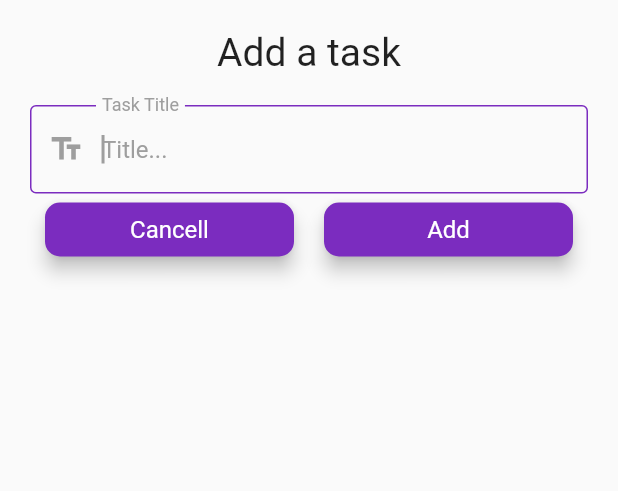
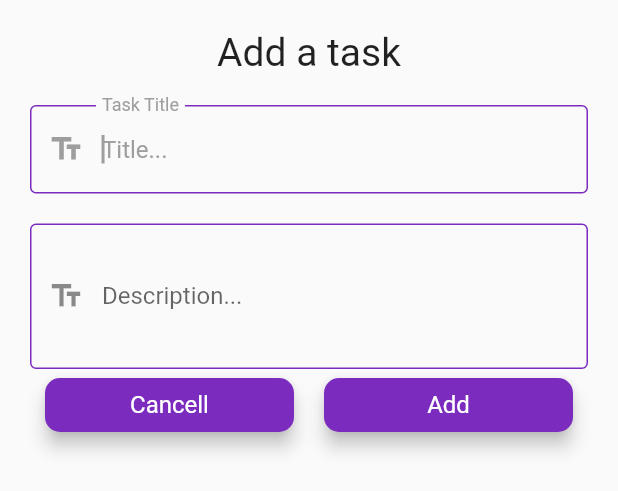
Before and after one commit to Silentcry16/todo_bloc2, a Flutter app: the AddTaskScreen widget shown alone on an empty page, opened directly, on a phone screen of 412 x 824 dp. Shown: the top 491 px of the screen. Run offline on Flutter 3.47's test engine with Material 2 defaults, Android fonts, the phone set to English and light mode, and no system bars; our stand-ins replace equatable, flutter_bloc, hydrated_bloc.

```diff
--- a/lib/blocs/switch_bloc/switch_bloc.dart
+++ b/lib/blocs/switch_bloc/switch_bloc.dart
@@ -6,10 +6,10 @@ part 'switch_state.dart';
 
 class SwitchBloc extends HydratedBloc<SwitchEvent, SwitchState> {
   SwitchBloc() : super(const SwitchInitial()) {
-    on<switchOnEvent>((event, emit) {
+    on<SwitchOnEvent>((event, emit) {
       emit(const SwitchState(switchValue: true));
     });
-    on<switchOffEvent>((event, emit) {
+    on<SwitchOffEvent>((event, emit) {
       emit(const SwitchState(switchValue: false));
     });
   }
--- a/lib/blocs/switch_bloc/switch_event.dart
+++ b/lib/blocs/switch_bloc/switch_event.dart
@@ -7,6 +7,6 @@ abstract class SwitchEvent extends Equatable {
   List<Object> get props => [];
 }
 
-class switchOnEvent extends SwitchEvent {}
+class SwitchOnEvent extends SwitchEvent {}
 
-class switchOffEvent extends SwitchEvent {}
+class SwitchOffEvent extends SwitchEvent {}
--- a/lib/blocs/task_bloc/tasks_bloc.dart
+++ b/lib/blocs/task_bloc/tasks_bloc.dart
@@ -84,7 +84,7 @@ class TasksBloc extends HydratedBloc<TasksEvent, TasksState> {
           pendingTasks: state.pendingTasks,
           completedTasks: state.completedTasks,
           favoriteTasks: state.favoriteTasks,
-          removedTasks: []),
+          removedTasks: const []),
     );
   }
 
--- a/lib/models/task.dart
+++ b/lib/models/task.dart
@@ -5,11 +5,16 @@ import 'package:equatable/equatable.dart';
 class Task extends Equatable {
   final String id;
   final String title;
+  final String description;
+  final String regDate;
   bool? isDone;
   bool? isDeleted;
+  bool? isFavorite;
   Task({
     required this.id,
     required this.title,
+    required this.description,
+    required this.regDate,
     this.isDone,
     this.isDeleted,
   }) {
@@ -20,12 +25,16 @@ class Task extends Equatable {
   Task copyWith({
     String? id,
     String? title,
+    String? description,
+    String? regDate,
     bool? isDone,
     bool? isDeleted,
   }) {
     return Task(
       id: id ?? this.id,
       title: title ?? this.title,
+      description: title ?? this.description,
+      regDate: regDate ?? this.regDate,
       isDone: isDone ?? this.isDone,
       isDeleted: isDeleted ?? this.isDeleted,
     );
@@ -35,6 +44,8 @@ class Task extends Equatable {
     return <String, dynamic>{
       'id': id,
       'title': title,
+      'description': description,
+      'regDate': regDate,
       'isDone': isDone,
       'isDeleted': isDeleted,
     };
@@ -44,11 +55,14 @@ class Task extends Equatable {
     return Task(
       id: map['id'] ?? '',
       title: map['title'] ?? '',
+      description: map['description'] ?? '',
+      regDate: map['regDate'] ?? '',
       isDone: map['isDone'],
       isDeleted: map['isDeleted'],
     );
   }
 
   @override
-  List<Object?> get props => [id, title, isDone, isDeleted];
+  List<Object?> get props =>
+      [id, title, description, regDate, isDone, isDeleted];
 }
--- a/lib/screens/task_screen.dart
+++ b/lib/screens/task_screen.dart
@@ -1,6 +1,5 @@
 import 'package:flutter/material.dart';
 import 'package:todo_bloc2/models/task.dart';
-import 'package:todo_bloc2/widgets/custom_drawer.dart';
 
 import '../blocs/bloc_exports.dart';
 import '../widgets/add_task_screen.dart';
--- a/lib/services/app_router.dart
+++ b/lib/services/app_router.dart
@@ -1,7 +1,6 @@
 import 'package:flutter/material.dart';
 import 'package:todo_bloc2/screens/home_screen.dart';
 import 'package:todo_bloc2/screens/recycle_bin_screen.dart';
-import 'package:todo_bloc2/screens/task_screen.dart';
 
 class AppRouter {
   Route? onGenerateRoute(RouteSettings routeSettings) {
--- a/lib/services/app_theme.dart
+++ b/lib/services/app_theme.dart
@@ -1,3 +1,5 @@
+// ignore_for_file: non_constant_identifier_names
+
 import 'package:flutter/material.dart';
 
 enum AppTheme { lightTheme, darkTheme }
@@ -28,8 +30,7 @@ class AppThemes {
 
       elevatedButtonTheme: ElevatedButtonThemeData(
         style: ElevatedButton.styleFrom(
-          primary: Colors.grey, // Set the button background color
-          onPrimary: Colors.white, // Set the text color
+          foregroundColor: Colors.white, backgroundColor: Colors.grey, // Set the text color
           elevation: 5, // Set the button elevation
           shape: RoundedRectangleBorder(
             borderRadius:
@@ -59,10 +60,17 @@ class AppThemes {
             color: Colors.white, // Set the color of the hint text
           ),
           prefixIconColor: Colors.grey,
-          labelStyle: TextStyle(color: Colors.white)),
+          labelStyle: const TextStyle(color: Colors.white)),
     ),
     //
     //
+    //
+    //
+    //
+    //
+    //
+    //
+
     AppTheme.lightTheme: ThemeData(
       primaryColor: Colors.white,
       brightness: Brightness.light,
@@ -83,8 +91,7 @@ class AppThemes {
       ),
       elevatedButtonTheme: ElevatedButtonThemeData(
         style: ElevatedButton.styleFrom(
-          primary: const Color(0xFF7B2CBF), // Set the button background color
-          onPrimary: Colors.white, // Set the text color
+          foregroundColor: Colors.white, backgroundColor: const Color(0xFF7B2CBF), // Set the text color
           elevation: 5, // Set the button elevation
           shape: RoundedRectangleBorder(
             borderRadius:
@@ -120,6 +127,7 @@ class AppThemes {
           unselectedItemColor: Colors.white),
       colorScheme: ColorScheme.fromSwatch(primarySwatch: Colors.grey)
           .copyWith(background: const Color(0xFFE5E5E5)),
+      // Customizing the colors for ExpansionPanelList
     ),
   };
 }
--- a/lib/widgets/add_task_screen.dart
+++ b/lib/widgets/add_task_screen.dart
@@ -1,7 +1,6 @@
 import 'package:flutter/material.dart';
 import 'package:todo_bloc2/blocs/bloc_exports.dart';
 import 'package:todo_bloc2/services/guid_gen.dart';
-
 import '../models/task.dart';
 
 class AddTaskScreen extends StatefulWidget {
@@ -15,6 +14,7 @@ class _AddTaskScreenState extends State<AddTaskScreen> {
   @override
   Widget build(BuildContext context) {
     TextEditingController titleController = TextEditingController();
+    TextEditingController descriptionController = TextEditingController();
     return Container(
       margin: const EdgeInsets.only(bottom: 10),
       padding: const EdgeInsets.all(20),
@@ -38,6 +38,21 @@ class _AddTaskScreenState extends State<AddTaskScreen> {
                     borderRadius: BorderRadius.circular(20),
                     borderSide: const BorderSide(color: Colors.black26))),
           ),
+          const SizedBox(
+            height: 20,
+          ),
+          TextField(
+            minLines: 3,
+            maxLines: 5,
+            controller: descriptionController,
+            decoration: InputDecoration(
+                // hintText: 'Description...',
+                labelText: 'Description...',
+                prefixIcon: const Icon(Icons.text_fields),
+                border: OutlineInputBorder(
+                    borderRadius: BorderRadius.circular(20),
+                    borderSide: const BorderSide(color: Colors.black26))),
+          ),
           Padding(
             padding: const EdgeInsets.symmetric(horizontal: 10),
             child: Row(
@@ -54,12 +69,14 @@ class _AddTaskScreenState extends State<AddTaskScreen> {
                     child: ElevatedButton(
                         onPressed: () {
                           var task = Task(
-                            id: GUIDGen.generate(),
-                            title: titleController.text,
-                          );
+                              id: GUIDGen.generate(),
+                              title: titleController.text,
+                              regDate: DateTime.now().toString(),
+                              description: descriptionController.text);
                           context.read<TasksBloc>().add(AddTask(task: task));
                           Navigator.of(context).pop();
                           titleController.clear();
+                          descriptionController.clear();
                         },
                         child: const Text('Add'))),
               ],
--- a/lib/widgets/custom_drawer.dart
+++ b/lib/widgets/custom_drawer.dart
@@ -1,7 +1,6 @@
 import 'package:flutter/material.dart';
 import 'package:todo_bloc2/screens/home_screen.dart';
 import 'package:todo_bloc2/screens/recycle_bin_screen.dart';
-import 'package:todo_bloc2/screens/task_screen.dart';
 
 import '../blocs/bloc_exports.dart';
 
@@ -41,10 +40,10 @@ class CustomDrawer extends StatelessWidget {
                             newValue
                                 ? context
                                     .read<SwitchBloc>()
-                                    .add(switchOnEvent())
+                                    .add(SwitchOnEvent())
                                 : context
                                     .read<SwitchBloc>()
-                                    .add(switchOffEvent());
+                                    .add(SwitchOffEvent());
                           },
                           thumbColor:
                               const MaterialStatePropertyAll(Colors.white),
--- a/pubspec.yaml
+++ b/pubspec.yaml
@@ -37,7 +37,7 @@ dependencies:
   cupertino_icons: ^1.0.2
   hydrated_bloc: ^9.1.1
   path_provider: ^2.0.15
-
+  intl: ^0.18.1
 
 dev_dependencies:
   flutter_test:
```
Also changed, not shown: lib/screens/completed_tasks_screen.dart (+1 -15 lines), lib/screens/favorite_tasks_screen.dart (+0 -15 lines), lib/screens/home_screen.dart (+16 -14 lines), lib/screens/recycle_bin_screen.dart (+6 -7 lines), lib/widgets/custom_navigation_bar.dart (+4 -4 lines), lib/widgets/list_item.dart (+37 -7 lines), lib/widgets/task_list.dart (+35 -10 lines), pubspec.lock.
